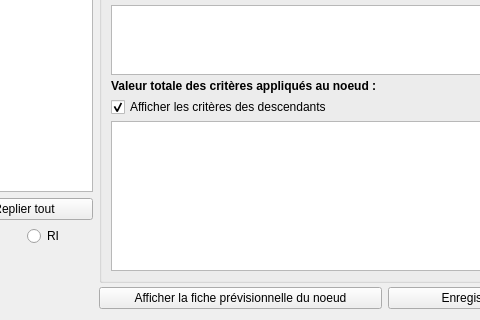
This is formauditprevisions.ui in GiPiLab/ProtonClassicSuite as Qt 5 draws it before an edit; both pictures show x 201 to 681 and y 304 to 624 of the 883 by 624 pixel window. The edited form follows.
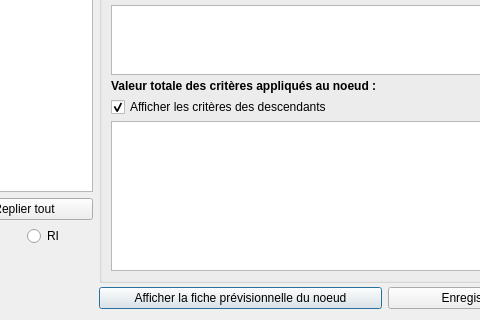
This is the edited form. Icons and pictures are not drawn. Custom widgets are drawn as their Qt base class.

Patch:
```diff
--- a/formauditprevisions.ui
+++ b/formauditprevisions.ui
@@ -77,6 +77,9 @@
      <property name="text">
       <string>Afficher la fiche prévisionnelle du noeud</string>
      </property>
+     <property name="default">
+      <bool>true</bool>
+     </property>
     </widget>
    </item>
    <item row="6" column="2">
```
Left out of the diff: 31 changed lines with no effect on the pictures.
